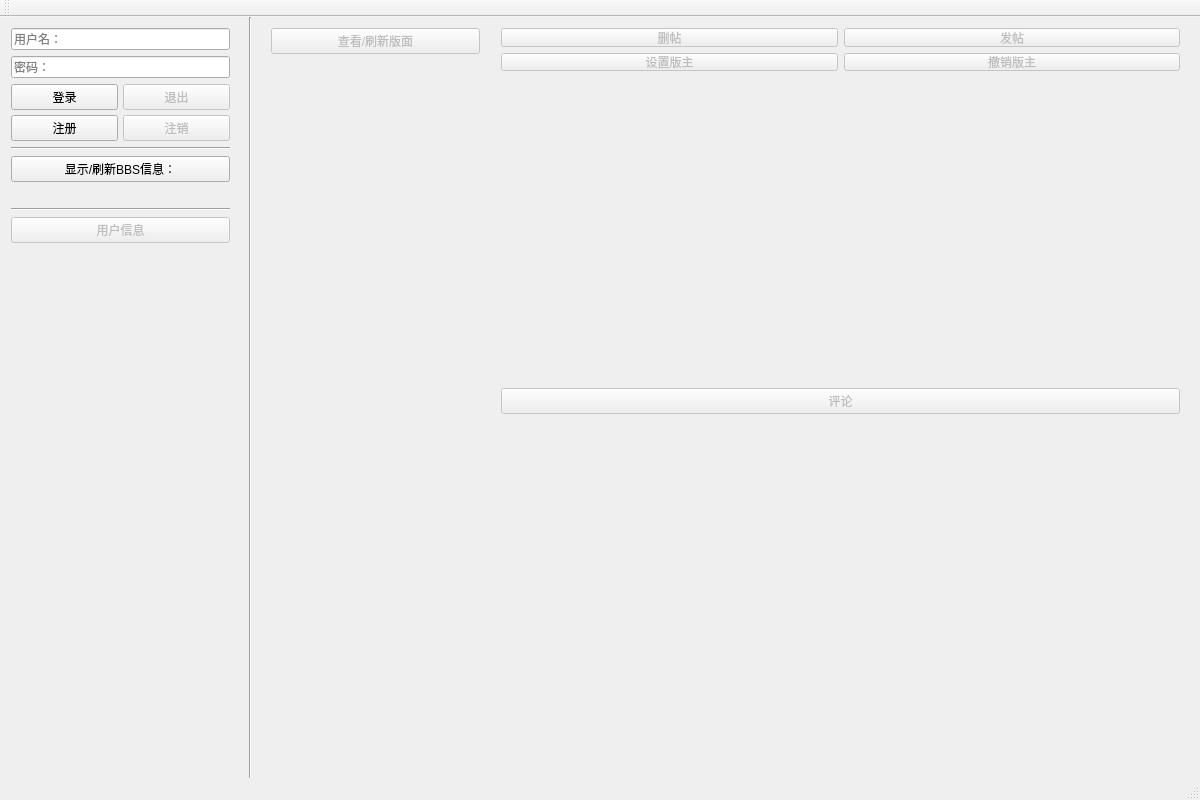
The window that mainwindow.ui (CRongbx/BBS_GUI2) describes before a commit, drawn with Qt 5.
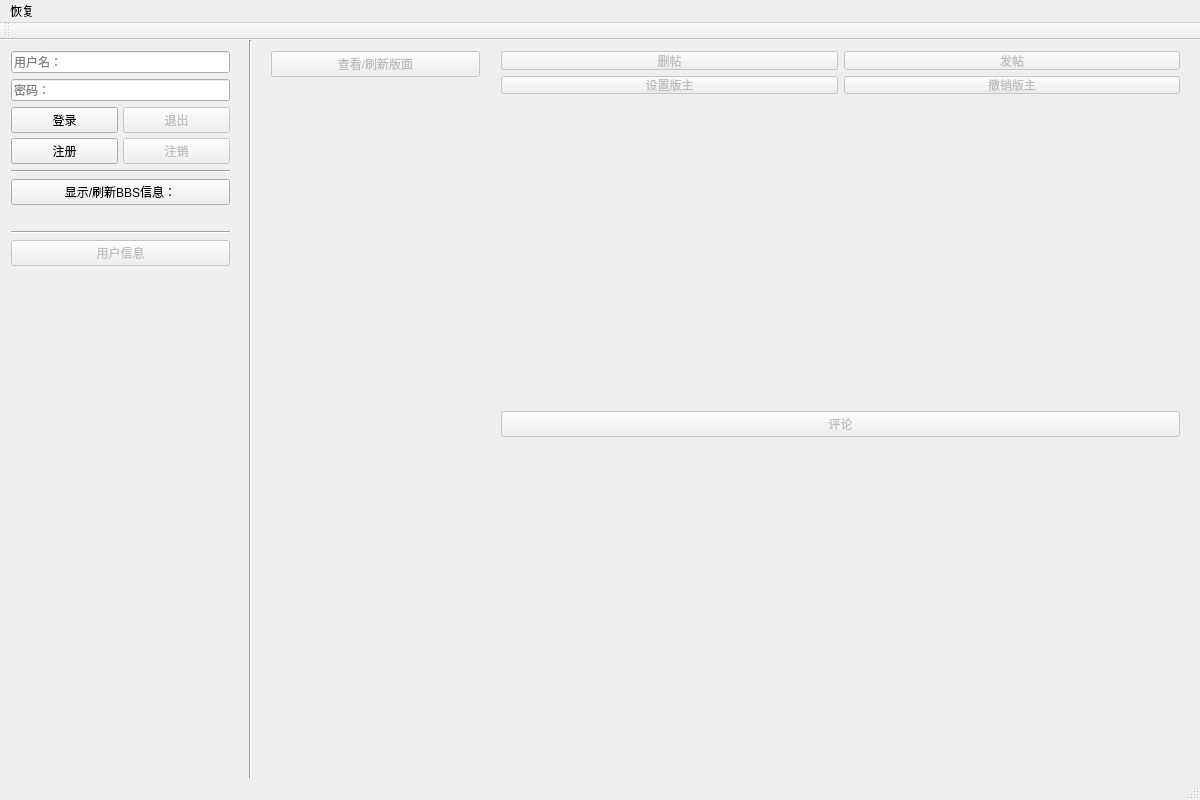
The same window after the commit.

Patch:
```diff
--- a/mainwindow.ui
+++ b/mainwindow.ui
@@ -335,6 +335,13 @@
      <height>26</height>
     </rect>
    </property>
+   <widget class="QMenu" name="menu">
+    <property name="title">
+     <string>恢复</string>
+    </property>
+    <addaction name="actions_restart"/>
+   </widget>
+   <addaction name="menu"/>
   </widget>
   <widget class="QToolBar" name="mainToolBar">
    <attribute name="toolBarArea">
```
Left out of the diff: 8 changed lines with no effect on the pictures.
